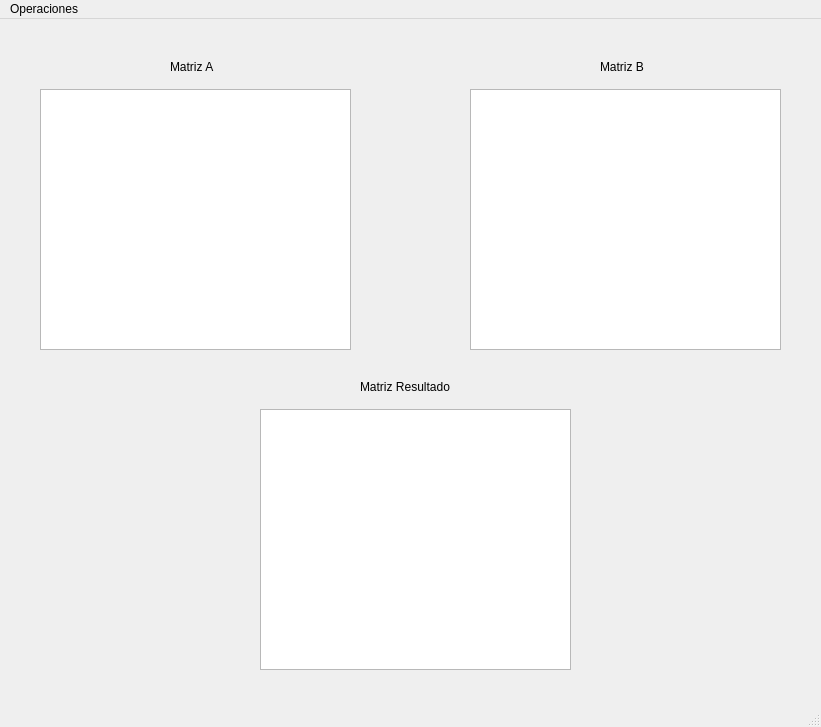
First picture: the form in proyecto/ui_window.ui, repository mauriballes/curso-python-algebra, before the edit.
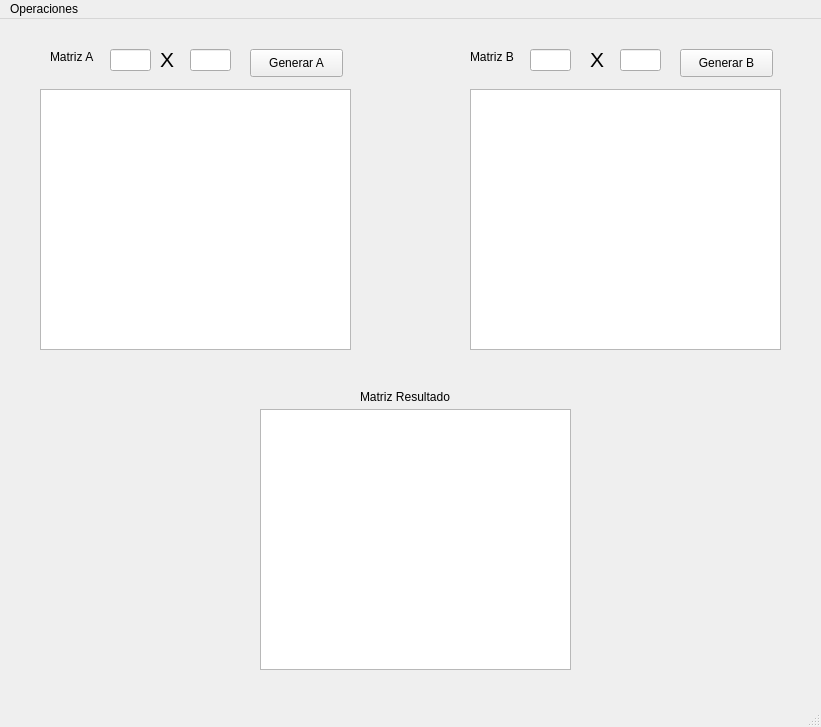
Second picture: the form after the edit.

Commit message: Preparing Matriz Class

```diff
--- a/proyecto/ui_window.ui
+++ b/proyecto/ui_window.ui
@@ -37,8 +37,8 @@
    <widget class="QLabel" name="label">
     <property name="geometry">
      <rect>
-      <x>170</x>
-      <y>40</y>
+      <x>50</x>
+      <y>30</y>
       <width>55</width>
       <height>16</height>
      </rect>
@@ -50,8 +50,8 @@
    <widget class="QLabel" name="label_2">
     <property name="geometry">
      <rect>
-      <x>600</x>
-      <y>40</y>
+      <x>470</x>
+      <y>30</y>
       <width>55</width>
       <height>16</height>
      </rect>
@@ -64,7 +64,7 @@
     <property name="geometry">
      <rect>
       <x>360</x>
-      <y>360</y>
+      <y>370</y>
       <width>101</width>
       <height>16</height>
      </rect>
@@ -83,6 +83,108 @@
      </rect>
     </property>
    </widget>
+   <widget class="QLineEdit" name="edit_fila_a">
+    <property name="geometry">
+     <rect>
+      <x>110</x>
+      <y>30</y>
+      <width>41</width>
+      <height>22</height>
+     </rect>
+    </property>
+   </widget>
+   <widget class="QLineEdit" name="edit_columna_a">
+    <property name="geometry">
+     <rect>
+      <x>190</x>
+      <y>30</y>
+      <width>41</width>
+      <height>22</height>
+     </rect>
+    </property>
+   </widget>
+   <widget class="QLineEdit" name="edit_fila_b">
+    <property name="geometry">
+     <rect>
+      <x>530</x>
+      <y>30</y>
+      <width>41</width>
+      <height>22</height>
+     </rect>
+    </property>
+   </widget>
+   <widget class="QLineEdit" name="edit_columna_b">
+    <property name="geometry">
+     <rect>
+      <x>620</x>
+      <y>30</y>
+      <width>41</width>
+      <height>22</height>
+     </rect>
+    </property>
+   </widget>
+   <widget class="QLabel" name="label_4">
+    <property name="geometry">
+     <rect>
+      <x>160</x>
+      <y>30</y>
+      <width>16</width>
+      <height>21</height>
+     </rect>
+    </property>
+    <property name="font">
+     <font>
+      <pointsize>16</pointsize>
+     </font>
+    </property>
+    <property name="text">
+     <string>X</string>
+    </property>
+   </widget>
+   <widget class="QLabel" name="label_5">
+    <property name="geometry">
+     <rect>
+      <x>590</x>
+      <y>30</y>
+      <width>16</width>
+      <height>21</height>
+     </rect>
+    </property>
+    <property name="font">
+     <font>
+      <pointsize>16</pointsize>
+     </font>
+    </property>
+    <property name="text">
+     <string>X</string>
+    </property>
+   </widget>
+   <widget class="QPushButton" name="boton_a">
+    <property name="geometry">
+     <rect>
+      <x>250</x>
+      <y>30</y>
+      <width>93</width>
+      <height>28</height>
+     </rect>
+    </property>
+    <property name="text">
+     <string>Generar A</string>
+    </property>
+   </widget>
+   <widget class="QPushButton" name="boton_b">
+    <property name="geometry">
+     <rect>
+      <x>680</x>
+      <y>30</y>
+      <width>93</width>
+      <height>28</height>
+     </rect>
+    </property>
+    <property name="text">
+     <string>Generar B</string>
+    </property>
+   </widget>
   </widget>
   <widget class="QMenuBar" name="menubar">
    <property name="geometry">
```
Left out of the diff: 7 changed lines with no effect on the pictures. The commit also changes 3 other files.
